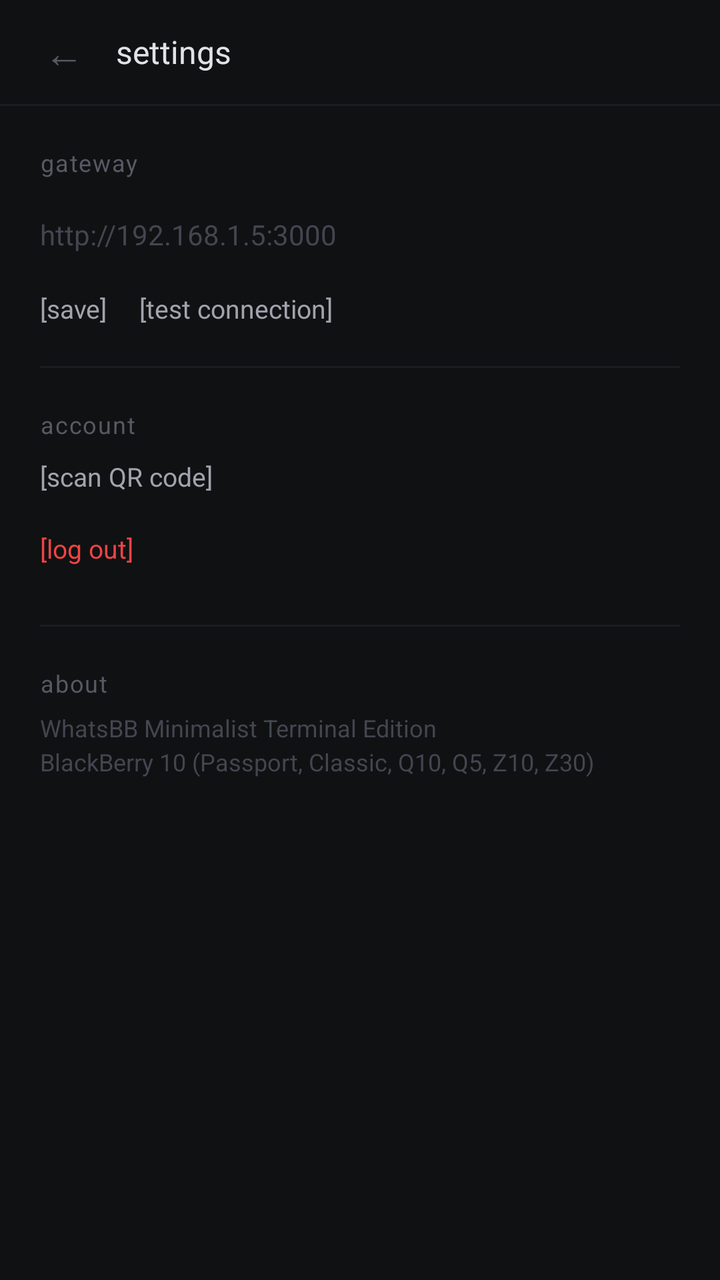
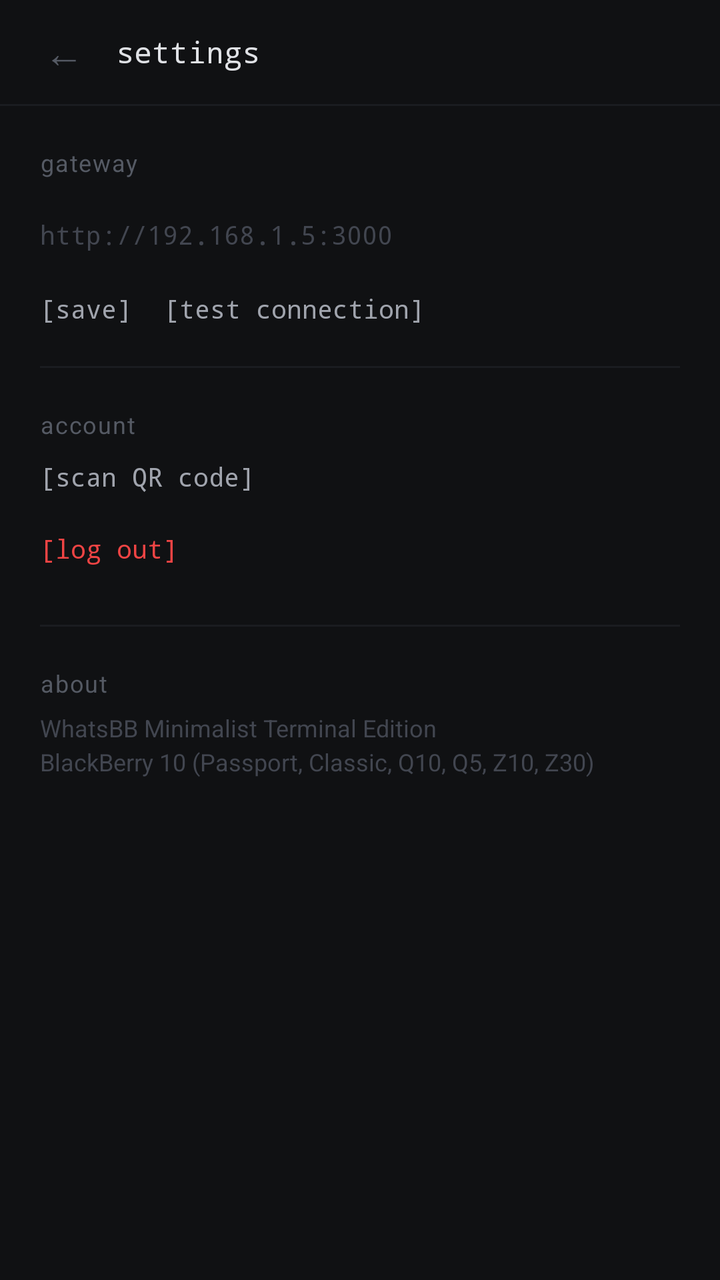

Compare the two renders of this Android layout. The source of the first and the diff that turns it into the second are given below.
<!-- AndroidManifest.xml: application theme android:Theme.NoTitleBar -->
<!-- res/layout/activity_settings.xml -->
<?xml version="1.0" encoding="utf-8"?>
<LinearLayout xmlns:android="http://schemas.android.com/apk/res/android"
    android:layout_width="match_parent"
    android:layout_height="match_parent"
    android:orientation="vertical"
    android:background="#101113">

    
    <LinearLayout
        android:layout_width="match_parent"
        android:layout_height="52dp"
        android:orientation="horizontal"
        android:gravity="center_vertical"
        android:paddingLeft="12dp"
        android:paddingRight="16dp"
        android:background="#101113">

        <TextView
            android:id="@+id/btn_settings_back"
            android:layout_width="40dp"
            android:layout_height="match_parent"
            android:gravity="center"
            android:textColor="#555A64"
            android:textSize="20sp"
            android:text="&#8592;" />

        <TextView
            android:layout_width="0dp"
            android:layout_weight="1"
            android:layout_height="wrap_content"
            android:text="settings"
            android:textColor="#E0E2E6"
            android:textSize="16sp"
            android:layout_marginLeft="6dp" />
    </LinearLayout>

    <View
        android:layout_width="match_parent"
        android:layout_height="1dp"
        android:background="#1A1C20" />

    <ScrollView
        android:layout_width="match_parent"
        android:layout_height="match_parent"
        android:padding="20dp">

        <LinearLayout
            android:layout_width="match_parent"
            android:layout_height="wrap_content"
            android:orientation="vertical">

            
            <TextView
                android:layout_width="wrap_content"
                android:layout_height="wrap_content"
                android:text="gateway"
                android:textColor="#555A64"
                android:textSize="12sp"
                android:letterSpacing="0.05" />

            <EditText
                android:id="@+id/edit_server_url"
                android:layout_width="match_parent"
                android:layout_height="40dp"
                android:layout_marginTop="8dp"
                android:paddingLeft="0dp"
                android:background="@null"
                android:textColor="#E0E2E6"
                android:textColorHint="#424650"
                android:hint="http://192.168.1.5:3000"
                android:singleLine="true"
                android:inputType="textUri"
                android:textSize="14sp" />

            <LinearLayout
                android:layout_width="match_parent"
                android:layout_height="wrap_content"
                android:orientation="horizontal"
                android:layout_marginTop="8dp">

                <TextView
                    android:id="@+id/btn_save_url"
                    android:layout_width="wrap_content"
                    android:layout_height="wrap_content"
                    android:text="[save]"
                    android:textColor="#A0A4AD"
                    android:textSize="13sp"
                    android:paddingRight="16dp" />

                <TextView
                    android:id="@+id/btn_test_connection"
                    android:layout_width="wrap_content"
                    android:layout_height="wrap_content"
                    android:text="[test connection]"
                    android:textColor="#A0A4AD"
                    android:textSize="13sp" />
            </LinearLayout>

            <TextView
                android:id="@+id/tv_test_result"
                android:layout_width="match_parent"
                android:layout_height="wrap_content"
                android:layout_marginTop="8dp"
                android:textColor="#555A64"
                android:textSize="12sp"
                android:visibility="gone" />

            <View
                android:layout_width="match_parent"
                android:layout_height="1dp"
                android:background="#1A1C20"
                android:layout_marginTop="20dp"
                android:layout_marginBottom="20dp" />

            
            <TextView
                android:layout_width="wrap_content"
                android:layout_height="wrap_content"
                android:text="account"
                android:textColor="#555A64"
                android:textSize="12sp"
                android:letterSpacing="0.05" />

            <TextView
                android:id="@+id/btn_link_qr"
                android:layout_width="match_parent"
                android:layout_height="36dp"
                android:gravity="center_vertical"
                android:text="[scan QR code]"
                android:textColor="#A0A4AD"
                android:textSize="13sp" />

            <TextView
                android:id="@+id/btn_logout"
                android:layout_width="match_parent"
                android:layout_height="36dp"
                android:gravity="center_vertical"
                android:text="[log out]"
                android:textColor="#EF4444"
                android:textSize="13sp" />

            <View
                android:layout_width="match_parent"
                android:layout_height="1dp"
                android:background="#1A1C20"
                android:layout_marginTop="20dp"
                android:layout_marginBottom="20dp" />

            <TextView
                android:layout_width="wrap_content"
                android:layout_height="wrap_content"
                android:text="about"
                android:textColor="#555A64"
                android:textSize="12sp"
                android:letterSpacing="0.05" />

            <TextView
                android:layout_width="match_parent"
                android:layout_height="wrap_content"
                android:textColor="#424650"
                android:textSize="12sp"
                android:layout_marginTop="6dp"
                android:lineSpacingExtra="3dp"
                android:text="WhatsBB Minimalist Terminal Edition\nBlackBerry 10 (Passport, Classic, Q10, Q5, Z10, Z30)" />

        </LinearLayout>
    </ScrollView>

</LinearLayout>
<!-- resources referenced by this layout -->
<resources>

</resources>

<!-- the commit's change to res/layout/activity_settings.xml (unified diff, before → after) -->
@@ -30,7 +30,8 @@
             android:layout_height="wrap_content"
             android:text="settings"
             android:textColor="#E0E2E6"
-            android:textSize="16sp"
+            android:textSize="15sp"
+            android:typeface="monospace"
             android:layout_marginLeft="6dp" />
     </LinearLayout>
 
@@ -70,7 +71,8 @@
                 android:hint="http://192.168.1.5:3000"
                 android:singleLine="true"
                 android:inputType="textUri"
-                android:textSize="14sp" />
+                android:textSize="13sp"
+                android:typeface="monospace" />
 
             <LinearLayout
                 android:layout_width="match_parent"
@@ -85,6 +87,7 @@
                     android:text="[save]"
                     android:textColor="#A0A4AD"
                     android:textSize="13sp"
+                    android:typeface="monospace"
                     android:paddingRight="16dp" />
 
                 <TextView
@@ -93,7 +96,8 @@
                     android:layout_height="wrap_content"
                     android:text="[test connection]"
                     android:textColor="#A0A4AD"
-                    android:textSize="13sp" />
+                    android:textSize="13sp"
+                    android:typeface="monospace" />
             </LinearLayout>
 
             <TextView
@@ -128,7 +132,8 @@
                 android:gravity="center_vertical"
                 android:text="[scan QR code]"
                 android:textColor="#A0A4AD"
-                android:textSize="13sp" />
+                android:textSize="13sp"
+                android:typeface="monospace" />
 
             <TextView
                 android:id="@+id/btn_logout"
@@ -137,7 +142,8 @@
                 android:gravity="center_vertical"
                 android:text="[log out]"
                 android:textColor="#EF4444"
-                android:textSize="13sp" />
+                android:textSize="13sp"
+                android:typeface="monospace" />
 
             <View
                 android:layout_width="match_parent"
